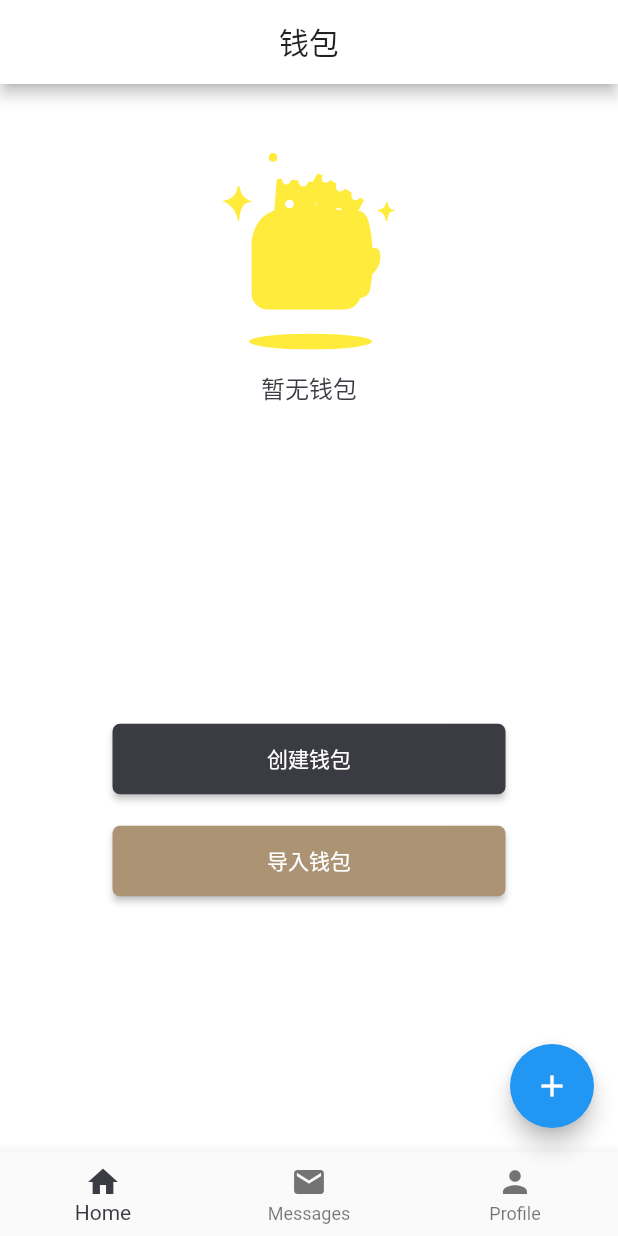
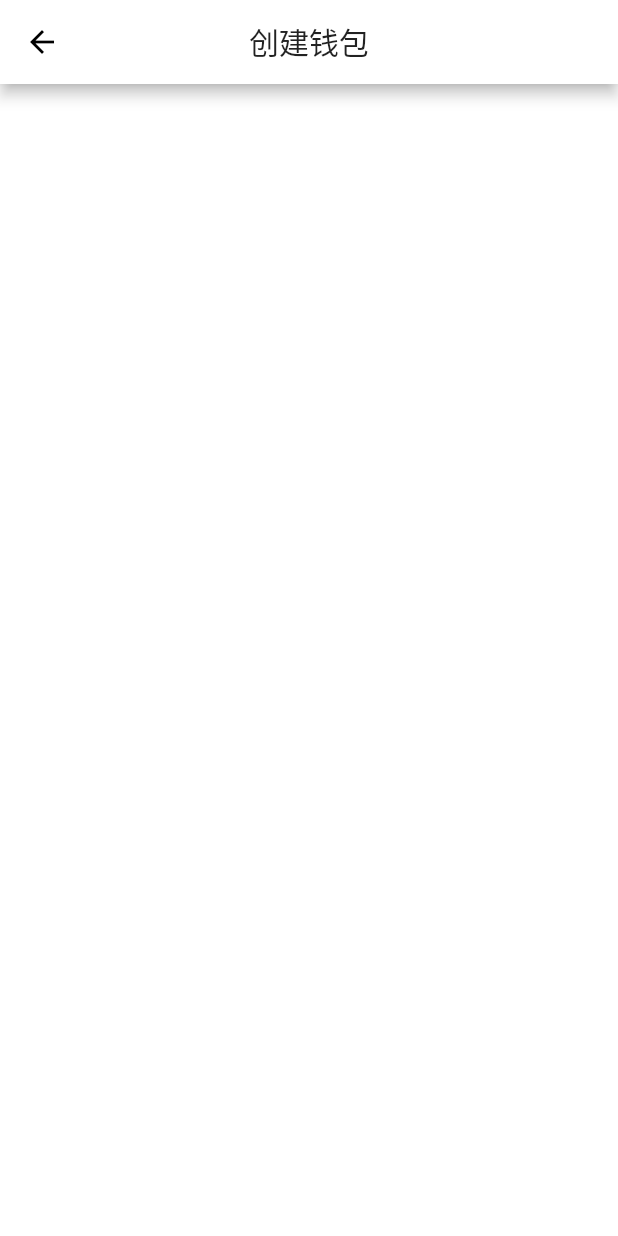
Before and after one commit to YDJSZY/flutter_learn, a Flutter app: the screen it shows after launch, after a tap on "创建钱包", on a phone screen of 412 x 824 dp. Run offline on Flutter 3.47's test engine with Material 2 defaults, Android fonts, the phone set to English and light mode, and no system bars; our stand-ins replace flutter_redux, flutter_svg, redux, shared_preferences.

Commit message:
添加静态路由

```diff
--- a/lib/main.dart
+++ b/lib/main.dart
@@ -4,6 +4,7 @@ import 'package:redux/redux.dart';
 import 'redux/index.dart';
 import 'redux/actions.dart';
 import 'containers/index.dart';
+import 'routes.dart';
 
 void main() async {
   final store = await init();
@@ -84,8 +85,7 @@ class MyApp extends StatelessWidget {
             },
           ),
         ),
-        routes: <String, WidgetBuilder> {
-        },
+        routes: routes,//静态路由
         /*decoration: BoxDecoration(
           gradient: LinearGradient(//背景渐变
             colors: [Colors.lightBlue, Colors.greenAccent,Colors.purple]
--- /dev/null
+++ b/lib/pages/createWallet/index.dart
@@ -0,0 +1,14 @@
+import 'package:flutter/material.dart';
+
+class CreateWallet extends StatelessWidget {
+  @override
+  Widget build(BuildContext context) {
+    return Scaffold(
+      backgroundColor: Color(0xFFFFFFFF),
+      appBar: AppBar(
+        title: Text('创建钱包'),
+        centerTitle: true,//标题居中
+      ),
+    );
+  }
+}
--- a/lib/pages/noWallet/index.dart
+++ b/lib/pages/noWallet/index.dart
@@ -47,7 +47,9 @@ class NoWallet extends StatelessWidget {
                     padding: EdgeInsets.only(bottom: 20.0),
                     child: RaisedButton(
                       padding: EdgeInsets.only(top: 13.0, bottom: 13.0),
-                      onPressed: () => {},
+                      onPressed: () {
+                        Navigator.of(context).pushNamed('/create-wallet');//跳转到创建钱包
+                      },
                       color: Color(0xFF3B3B43),
                       child: Text(
                         '创建钱包',
--- a/lib/routes.dart
+++ b/lib/routes.dart
@@ -1,6 +1,8 @@
 import 'package:flutter/material.dart';
 import 'containers/home/home.dart';
+import 'pages/createWallet/index.dart';
 
 Map<String, WidgetBuilder> routes = {
-  '/home': (_) => new Home()
+  '/home': (_) => new Home(),
+  '/create-wallet': (_) => new CreateWallet()
 };
--- a/pubspec.yaml
+++ b/pubspec.yaml
@@ -23,6 +23,7 @@ dependencies:
   flutter_redux: ^0.5.2
   flutter_svg: ^0.6.1
   shared_preferences:
+  dio: ^1.0.6
 
 dev_dependencies:
   flutter_test:
```
